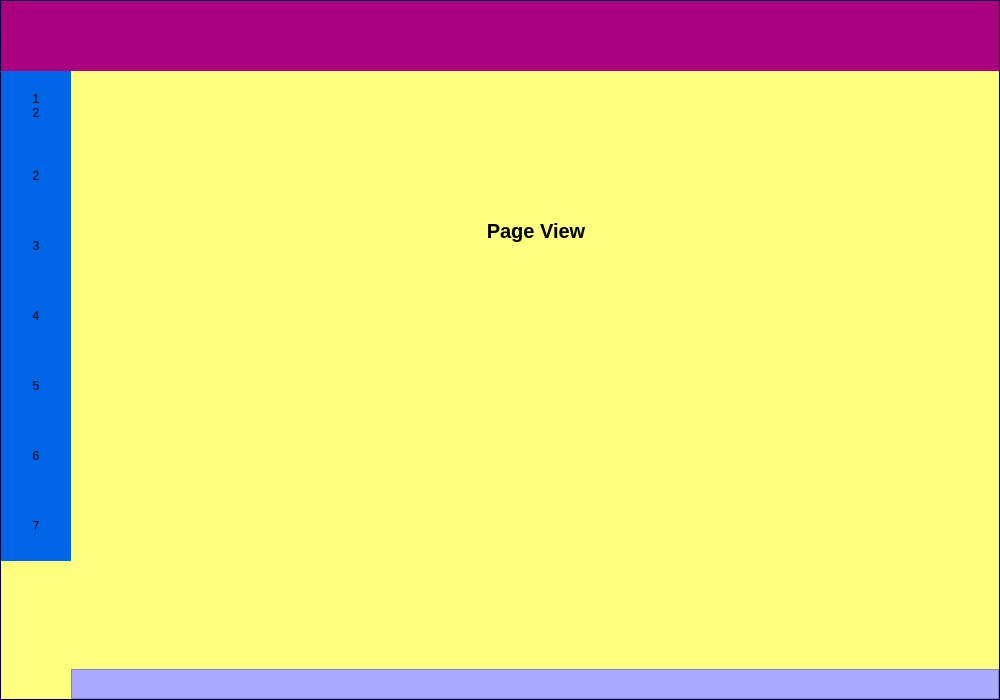
Jackal222/MyProject, file main_form.ui: the form before one commit.
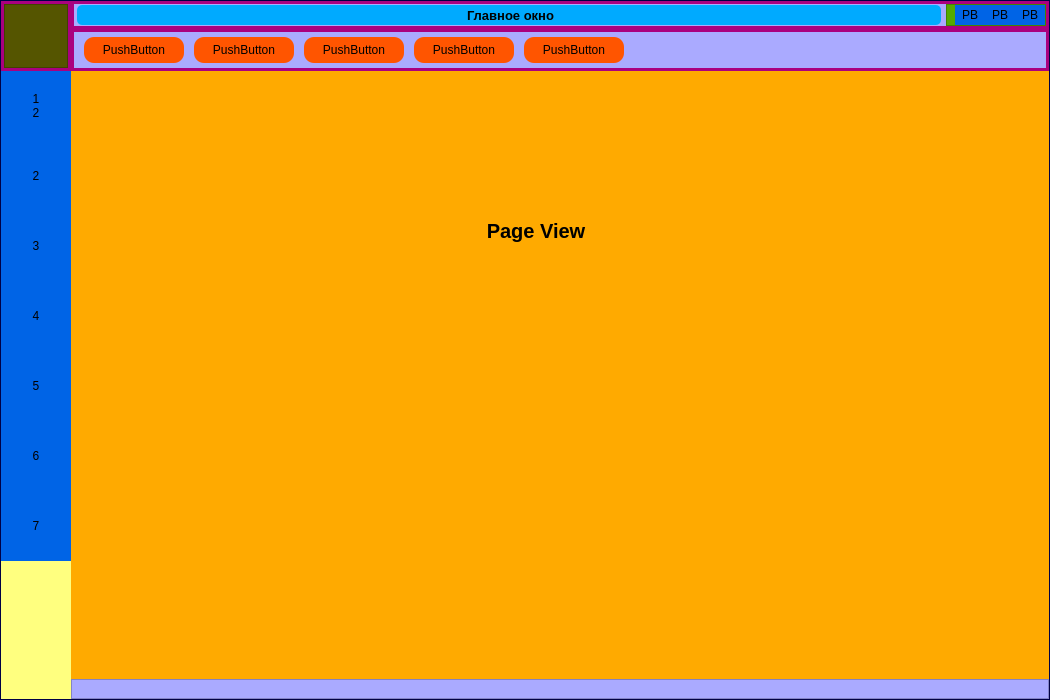
The form after the commit. The open tabs and pages were chosen to show the change.

What changed in the file:
```diff
--- a/main_form.ui
+++ b/main_form.ui
@@ -9,7 +9,7 @@
    <rect>
     <x>0</x>
     <y>0</y>
-    <width>1000</width>
+    <width>1050</width>
     <height>700</height>
    </rect>
   </property>
@@ -68,13 +68,13 @@
          <property name="minimumSize">
           <size>
            <width>0</width>
-           <height>30</height>
+           <height>20</height>
           </size>
          </property>
          <property name="maximumSize">
           <size>
            <width>16777215</width>
-           <height>30</height>
+           <height>20</height>
           </size>
          </property>
          <property name="styleSheet">
@@ -88,145 +88,6 @@
          </property>
         </widget>
        </item>
-       <item row="0" column="0" colspan="3">
-        <widget class="QFrame" name="frame_top">
-         <property name="minimumSize">
-          <size>
-           <width>0</width>
-           <height>70</height>
-          </size>
-         </property>
-         <property name="maximumSize">
-          <size>
-           <width>16777215</width>
-           <height>70</height>
-          </size>
-         </property>
-         <property name="styleSheet">
-          <string notr="true">background-color: rgb(170, 0, 127);</string>
-         </property>
-         <property name="frameShape">
-          <enum>QFrame::NoFrame</enum>
-         </property>
-         <property name="frameShadow">
-          <enum>QFrame::Plain</enum>
-         </property>
-         <property name="lineWidth">
-          <number>0</number>
-         </property>
-        </widget>
-       </item>
-       <item row="2" column="1" colspan="2">
-        <widget class="QFrame" name="frame_main">
-         <property name="maximumSize">
-          <size>
-           <width>16777215</width>
-           <height>16777215</height>
-          </size>
-         </property>
-         <property name="styleSheet">
-          <string notr="true">background-color: rgb(85, 255, 127);</string>
-         </property>
-         <property name="frameShape">
-          <enum>QFrame::NoFrame</enum>
-         </property>
-         <property name="frameShadow">
-          <enum>QFrame::Plain</enum>
-         </property>
-         <layout class="QGridLayout" name="gridLayout">
-          <property name="leftMargin">
-           <number>0</number>
-          </property>
-          <property name="topMargin">
-           <number>0</number>
-          </property>
-          <property name="rightMargin">
-           <number>0</number>
-          </property>
-          <property name="bottomMargin">
-           <number>0</number>
-          </property>
-          <property name="spacing">
-           <number>0</number>
-          </property>
-          <item row="0" column="0">
-           <widget class="QStackedWidget" name="stwMain">
-            <property name="styleSheet">
-             <string notr="true">background-color: rgb(255, 255, 127);</string>
-            </property>
-            <property name="frameShape">
-             <enum>QFrame::NoFrame</enum>
-            </property>
-            <property name="frameShadow">
-             <enum>QFrame::Plain</enum>
-            </property>
-            <property name="lineWidth">
-             <number>0</number>
-            </property>
-            <property name="currentIndex">
-             <number>0</number>
-            </property>
-            <widget class="QWidget" name="stw_page_main">
-             <property name="styleSheet">
-              <string notr="true">background-color: rgb(170, 255, 0);</string>
-             </property>
-             <widget class="QLabel" name="lbl_pm_main">
-              <property name="geometry">
-               <rect>
-                <x>400</x>
-                <y>130</y>
-                <width>130</width>
-                <height>60</height>
-               </rect>
-              </property>
-              <property name="font">
-               <font>
-                <pointsize>15</pointsize>
-                <weight>75</weight>
-                <bold>true</bold>
-               </font>
-              </property>
-              <property name="layoutDirection">
-               <enum>Qt::LeftToRight</enum>
-              </property>
-              <property name="text">
-               <string>Page Main</string>
-              </property>
-              <property name="alignment">
-               <set>Qt::AlignCenter</set>
-              </property>
-             </widget>
-            </widget>
-            <widget class="QWidget" name="stw_page_view">
-             <widget class="QLabel" name="lbl_pv_main">
-              <property name="geometry">
-               <rect>
-                <x>400</x>
-                <y>130</y>
-                <width>130</width>
-                <height>60</height>
-               </rect>
-              </property>
-              <property name="font">
-               <font>
-                <pointsize>15</pointsize>
-                <weight>75</weight>
-                <bold>true</bold>
-               </font>
-              </property>
-              <property name="text">
-               <string>Page View</string>
-              </property>
-              <property name="alignment">
-               <set>Qt::AlignCenter</set>
-              </property>
-             </widget>
-            </widget>
-           </widget>
-          </item>
-         </layout>
-        </widget>
-       </item>
        <item row="2" column="0" rowspan="2">
         <widget class="QFrame" name="frame_left">
          <property name="minimumSize">
@@ -473,6 +334,608 @@
          </layout>
         </widget>
        </item>
+       <item row="2" column="1" colspan="2">
+        <widget class="QFrame" name="frame_main">
+         <property name="maximumSize">
+          <size>
+           <width>16777215</width>
+           <height>16777215</height>
+          </size>
+         </property>
+         <property name="styleSheet">
+          <string notr="true">background-color: rgb(85, 255, 127);</string>
+         </property>
+         <property name="frameShape">
+          <enum>QFrame::NoFrame</enum>
+         </property>
+         <property name="frameShadow">
+          <enum>QFrame::Plain</enum>
+         </property>
+         <layout class="QGridLayout" name="gridLayout">
+          <property name="leftMargin">
+           <number>0</number>
+          </property>
+          <property name="topMargin">
+           <number>0</number>
+          </property>
+          <property name="rightMargin">
+           <number>0</number>
+          </property>
+          <property name="bottomMargin">
+           <number>0</number>
+          </property>
+          <property name="spacing">
+           <number>0</number>
+          </property>
+          <item row="0" column="0">
+           <widget class="QStackedWidget" name="stwMain">
+            <property name="styleSheet">
+             <string notr="true"/>
+            </property>
+            <property name="frameShape">
+             <enum>QFrame::NoFrame</enum>
+            </property>
+            <property name="frameShadow">
+             <enum>QFrame::Plain</enum>
+            </property>
+            <property name="lineWidth">
+             <number>0</number>
+            </property>
+            <property name="currentIndex">
+             <number>1</number>
+            </property>
+            <widget class="QWidget" name="stw_page_main">
+             <property name="styleSheet">
+              <string notr="true">background-color: rgb(170, 255, 0);</string>
+             </property>
+             <widget class="QLabel" name="lbl_pm_main">
+              <property name="geometry">
+               <rect>
+                <x>400</x>
+                <y>130</y>
+                <width>130</width>
+                <height>60</height>
+               </rect>
+              </property>
+              <property name="font">
+               <font>
+                <pointsize>15</pointsize>
+                <weight>75</weight>
+                <bold>true</bold>
+               </font>
+              </property>
+              <property name="layoutDirection">
+               <enum>Qt::LeftToRight</enum>
+              </property>
+              <property name="text">
+               <string>Page Main</string>
+              </property>
+              <property name="alignment">
+               <set>Qt::AlignCenter</set>
+              </property>
+             </widget>
+            </widget>
+            <widget class="QWidget" name="stw_page_view">
+             <property name="styleSheet">
+              <string notr="true">background-color: rgb(255, 170, 0);</string>
+             </property>
+             <widget class="QLabel" name="lbl_pv_main">
+              <property name="geometry">
+               <rect>
+                <x>400</x>
+                <y>130</y>
+                <width>130</width>
+                <height>60</height>
+               </rect>
+              </property>
+              <property name="font">
+               <font>
+                <pointsize>15</pointsize>
+                <weight>75</weight>
+                <bold>true</bold>
+               </font>
+              </property>
+              <property name="text">
+               <string>Page View</string>
+              </property>
+              <property name="alignment">
+               <set>Qt::AlignCenter</set>
+              </property>
+             </widget>
+            </widget>
+           </widget>
+          </item>
+         </layout>
+        </widget>
+       </item>
+       <item row="0" column="0" colspan="3">
+        <widget class="QFrame" name="frame_top">
+         <property name="minimumSize">
+          <size>
+           <width>0</width>
+           <height>70</height>
+          </size>
+         </property>
+         <property name="maximumSize">
+          <size>
+           <width>16777215</width>
+           <height>70</height>
+          </size>
+         </property>
+         <property name="layoutDirection">
+          <enum>Qt::LeftToRight</enum>
+         </property>
+         <property name="styleSheet">
+          <string notr="true">background-color: rgb(170, 0, 127);</string>
+         </property>
+         <property name="frameShape">
+          <enum>QFrame::NoFrame</enum>
+         </property>
+         <property name="frameShadow">
+          <enum>QFrame::Plain</enum>
+         </property>
+         <property name="lineWidth">
+          <number>0</number>
+         </property>
+         <property name="midLineWidth">
+          <number>0</number>
+         </property>
+         <layout class="QGridLayout" name="gridLayout_2">
+          <property name="sizeConstraint">
+           <enum>QLayout::SetDefaultConstraint</enum>
+          </property>
+          <property name="leftMargin">
+           <number>3</number>
+          </property>
+          <property name="topMargin">
+           <number>3</number>
+          </property>
+          <property name="rightMargin">
+           <number>3</number>
+          </property>
+          <property name="bottomMargin">
+           <number>3</number>
+          </property>
+          <item row="1" column="1">
+           <widget class="QFrame" name="frame_2">
+            <property name="styleSheet">
+             <string notr="true">background-color: rgb(170, 170, 255);</string>
+            </property>
+            <property name="frameShape">
+             <enum>QFrame::NoFrame</enum>
+            </property>
+            <property name="frameShadow">
+             <enum>QFrame::Plain</enum>
+            </property>
+            <layout class="QHBoxLayout" name="horizontalLayout_3">
+             <property name="spacing">
+              <number>10</number>
+             </property>
+             <property name="leftMargin">
+              <number>10</number>
+             </property>
+             <property name="topMargin">
+              <number>5</number>
+             </property>
+             <property name="rightMargin">
+              <number>5</number>
+             </property>
+             <property name="bottomMargin">
+              <number>5</number>
+             </property>
+             <item>
+              <widget class="QPushButton" name="pushButton_2">
+               <property name="sizePolicy">
+                <sizepolicy hsizetype="Expanding" vsizetype="Expanding">
+                 <horstretch>0</horstretch>
+                 <verstretch>0</verstretch>
+                </sizepolicy>
+               </property>
+               <property name="maximumSize">
+                <size>
+                 <width>100</width>
+                 <height>16777215</height>
+                </size>
+               </property>
+               <property name="styleSheet">
+                <string notr="true">background-color: rgb(255, 85, 0);
+border-radius: 10px;</string>
+               </property>
+               <property name="text">
+                <string>PushButton</string>
+               </property>
+              </widget>
+             </item>
+             <item>
+              <widget class="QPushButton" name="pushButton_3">
+               <property name="sizePolicy">
+                <sizepolicy hsizetype="Expanding" vsizetype="Expanding">
+                 <horstretch>0</horstretch>
+                 <verstretch>0</verstretch>
+                </sizepolicy>
+               </property>
+               <property name="maximumSize">
+                <size>
+                 <width>100</width>
+                 <height>16777215</height>
+                </size>
+               </property>
+               <property name="styleSheet">
+                <string notr="true">background-color: rgb(255, 85, 0);
+border-radius: 10px;</string>
+               </property>
+               <property name="text">
+                <string>PushButton</string>
+               </property>
+              </widget>
+             </item>
+             <item>
+              <widget class="QPushButton" name="pushButton_4">
+               <property name="sizePolicy">
+                <sizepolicy hsizetype="Expanding" vsizetype="Expanding">
+                 <horstretch>0</horstretch>
+                 <verstretch>0</verstretch>
+                </sizepolicy>
+               </property>
+               <property name="maximumSize">
+                <size>
+                 <width>100</width>
+                 <height>16777215</height>
+                </size>
+               </property>
+               <property name="styleSheet">
+                <string notr="true">background-color: rgb(255, 85, 0);
+border-radius: 10px;</string>
+               </property>
+               <property name="text">
+                <string>PushButton</string>
+               </property>
+              </widget>
+             </item>
+             <item>
+              <widget class="QPushButton" name="pushButton_5">
+               <property name="sizePolicy">
+                <sizepolicy hsizetype="Expanding" vsizetype="Expanding">
+                 <horstretch>0</horstretch>
+                 <verstretch>0</verstretch>
+                </sizepolicy>
+               </property>
+               <property name="maximumSize">
+                <size>
+                 <width>100</width>
+                 <height>16777215</height>
+                </size>
+               </property>
+               <property name="styleSheet">
+                <string notr="true">background-color: rgb(255, 85, 0);
+border-radius: 10px;</string>
+               </property>
+               <property name="text">
+                <string>PushButton</string>
+               </property>
+              </widget>
+             </item>
+             <item>
+              <widget class="QPushButton" name="pushButton">
+               <property name="sizePolicy">
+                <sizepolicy hsizetype="Expanding" vsizetype="Expanding">
+                 <horstretch>0</horstretch>
+                 <verstretch>0</verstretch>
+                </sizepolicy>
+               </property>
+               <property name="maximumSize">
+                <size>
+                 <width>100</width>
+                 <height>16777215</height>
+                </size>
+               </property>
+               <property name="styleSheet">
+                <string notr="true">background-color: rgb(255, 85, 0);
+border-radius: 10px;</string>
+               </property>
+               <property name="text">
+                <string>PushButton</string>
+               </property>
+              </widget>
+             </item>
+             <item>
+              <spacer name="horizontalSpacer">
+               <property name="orientation">
+                <enum>Qt::Horizontal</enum>
+               </property>
+               <property name="sizeHint" stdset="0">
+                <size>
+                 <width>40</width>
+                 <height>20</height>
+                </size>
+               </property>
+              </spacer>
+             </item>
+            </layout>
+           </widget>
+          </item>
+          <item row="0" column="1">
+           <widget class="QFrame" name="frame">
+            <property name="minimumSize">
+             <size>
+              <width>0</width>
+              <height>22</height>
+             </size>
+            </property>
+            <property name="maximumSize">
+             <size>
+              <width>16777215</width>
+              <height>22</height>
+             </size>
+            </property>
+            <property name="styleSheet">
+             <string notr="true">background-color: rgb(170, 170, 255);</string>
+            </property>
+            <property name="frameShape">
+             <enum>QFrame::NoFrame</enum>
+            </property>
+            <property name="frameShadow">
+             <enum>QFrame::Plain</enum>
+            </property>
+            <layout class="QHBoxLayout" name="horizontalLayout_2" stretch="0,0">
+             <property name="spacing">
+              <number>5</number>
+             </property>
+             <property name="leftMargin">
+              <number>3</number>
+             </property>
+             <property name="topMargin">
+              <number>0</number>
+             </property>
+             <property name="rightMargin">
+              <number>0</number>
+             </property>
+             <property name="bottomMargin">
+              <number>0</number>
+             </property>
+             <item>
+              <widget class="QLabel" name="lblCaption">
+               <property name="enabled">
+                <bool>true</bool>
+               </property>
+               <property name="sizePolicy">
+                <sizepolicy hsizetype="Expanding" vsizetype="Expanding">
+                 <horstretch>0</horstretch>
+                 <verstretch>0</verstretch>
+                </sizepolicy>
+               </property>
+               <property name="minimumSize">
+                <size>
+                 <width>800</width>
+                 <height>20</height>
+                </size>
+               </property>
+               <property name="maximumSize">
+                <size>
+                 <width>16777215</width>
+                 <height>20</height>
+                </size>
+               </property>
+               <property name="font">
+                <font>
+                 <pointsize>10</pointsize>
+                 <weight>75</weight>
+                 <bold>true</bold>
+                </font>
+               </property>
+               <property name="styleSheet">
+                <string notr="true">background-color: rgb(0, 170, 255);
+border-radius:5px;
+padding-left: 3px;</string>
+               </property>
+               <property name="text">
+                <string>Главное окно</string>
+               </property>
+               <property name="textFormat">
+                <enum>Qt::AutoText</enum>
+               </property>
+               <property name="alignment">
+                <set>Qt::AlignCenter</set>
+               </property>
+               <property name="wordWrap">
+                <bool>false</bool>
+               </property>
+               <property name="margin">
+                <number>0</number>
+               </property>
+              </widget>
+             </item>
+             <item>
+              <widget class="QFrame" name="frame_4">
+               <property name="minimumSize">
+                <size>
+                 <width>100</width>
+                 <height>0</height>
+                </size>
+               </property>
+               <property name="maximumSize">
+                <size>
+                 <width>100</width>
+                 <height>16777215</height>
+                </size>
+               </property>
+               <property name="styleSheet">
+                <string notr="true">background-color: rgb(85, 170, 0);</string>
+               </property>
+               <property name="frameShape">
+                <enum>QFrame::StyledPanel</enum>
+               </property>
+               <property name="frameShadow">
+                <enum>QFrame::Raised</enum>
+               </property>
+               <layout class="QHBoxLayout" name="horizontalLayout_4">
+                <property name="spacing">
+                 <number>0</number>
+                </property>
+                <property name="leftMargin">
+                 <number>0</number>
+                </property>
+                <property name="topMargin">
+                 <number>0</number>
+                </property>
+                <property name="rightMargin">
+                 <number>0</number>
+                </property>
+                <property name="bottomMargin">
+                 <number>0</number>
+                </property>
+                <item>
+                 <spacer name="horizontalSpacer_2">
+                  <property name="orientation">
+                   <enum>Qt::Horizontal</enum>
+                  </property>
+                  <property name="sizeHint" stdset="0">
+                   <size>
+                    <width>40</width>
+                    <height>20</height>
+                   </size>
+                  </property>
+                 </spacer>
+                </item>
+                <item>
+                 <widget class="QPushButton" name="pushButton_8">
+                  <property name="sizePolicy">
+                   <sizepolicy hsizetype="Expanding" vsizetype="Expanding">
+                    <horstretch>0</horstretch>
+                    <verstretch>0</verstretch>
+                   </sizepolicy>
+                  </property>
+                  <property name="minimumSize">
+                   <size>
+                    <width>30</width>
+                    <height>0</height>
+                   </size>
+                  </property>
+                  <property name="maximumSize">
+                   <size>
+                    <width>30</width>
+                    <height>16777215</height>
+                   </size>
+                  </property>
+                  <property name="styleSheet">
+                   <string notr="true">QPushButton {	
+	border: 1px;
+	background-color: rgb(0, 100, 230);
+}
+QPushButton:hover {
+	background-color: rgb(52, 59, 72);
+}
+QPushButton:pressed {	
+	background-color: rgb(85, 170, 255);
+}</string>
+                  </property>
+                  <property name="text">
+                   <string>PB</string>
+                  </property>
+                 </widget>
+                </item>
+                <item>
+                 <widget class="QPushButton" name="pushButton_6">
+                  <property name="sizePolicy">
+                   <sizepolicy hsizetype="Expanding" vsizetype="Expanding">
+                    <horstretch>0</horstretch>
+                    <verstretch>0</verstretch>
+                   </sizepolicy>
+                  </property>
+                  <property name="minimumSize">
+                   <size>
+                    <width>30</width>
+                    <height>0</height>
+                   </size>
+                  </property>
+                  <property name="maximumSize">
+                   <size>
+                    <width>30</width>
+                    <height>16777215</height>
+                   </size>
+                  </property>
+                  <property name="styleSheet">
+                   <string notr="true">QPushButton {	
+	border: 1px;
+	background-color: rgb(0, 100, 230);
+}
+QPushButton:hover {
+	background-color: rgb(52, 59, 72);
+}
+QPushButton:pressed {	
+	background-color: rgb(85, 170, 255);
+}</string>
+                  </property>
+                  <property name="text">
+                   <string>PB</string>
+                  </property>
+                 </widget>
+                </item>
+                <item>
+                 <widget class="QPushButton" name="pushButton_7">
+                  <property name="sizePolicy">
+                   <sizepolicy hsizetype="Expanding" vsizetype="Expanding">
+                    <horstretch>0</horstretch>
+                    <verstretch>0</verstretch>
+                   </sizepolicy>
+                  </property>
+                  <property name="minimumSize">
+                   <size>
+                    <width>30</width>
+                    <height>0</height>
+                   </size>
+                  </property>
+                  <property name="maximumSize">
+                   <size>
+                    <width>30</width>
+                    <height>16777215</height>
+                   </size>
+                  </property>
+                  <property name="styleSheet">
+                   <string notr="true">QPushButton {	
+	border: 1px;
+	background-color: rgb(0, 100, 230);
+}
+QPushButton:hover {
+	background-color: rgb(52, 59, 72);
+}
+QPushButton:pressed {	
+	background-color: rgb(85, 170, 255);
+}</string>
+                  </property>
+                  <property name="text">
+                   <string>PB</string>
+                  </property>
+                 </widget>
+                </item>
+               </layout>
+              </widget>
+             </item>
+            </layout>
+           </widget>
+          </item>
+          <item row="0" column="0" rowspan="2">
+           <widget class="QFrame" name="frame_3">
+            <property name="minimumSize">
+             <size>
+              <width>64</width>
+              <height>0</height>
+             </size>
+            </property>
+            <property name="styleSheet">
+             <string notr="true">background-color: rgb(85, 85, 0);</string>
+            </property>
+            <property name="frameShape">
+             <enum>QFrame::StyledPanel</enum>
+            </property>
+            <property name="frameShadow">
+             <enum>QFrame::Raised</enum>
+            </property>
+           </widget>
+          </item>
+         </layout>
+        </widget>
+       </item>
       </layout>
      </widget>
     </item>
```
